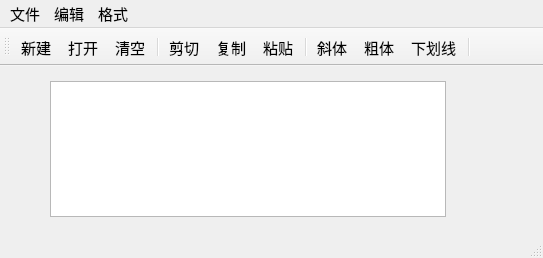
This is qwmainwind.ui in luo303/First-QT-Homework as Qt 5 draws it before an edit. The edited form follows.
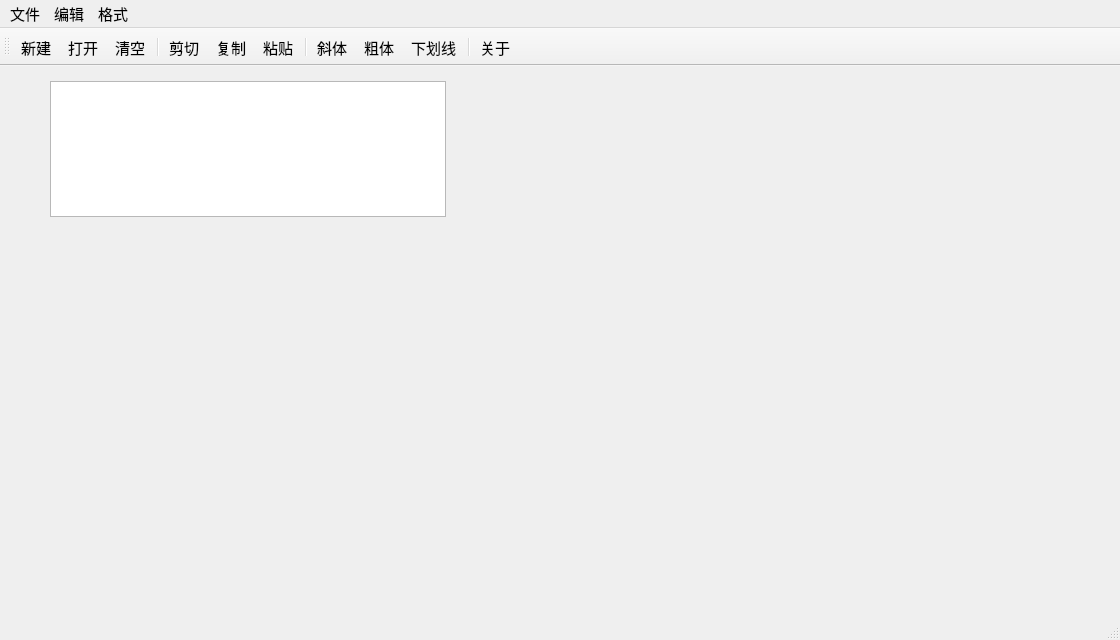
This is the edited form. Icons and pictures are not drawn.

Commit message: feat: 新增关于功能，完成作业

```diff
--- a/qwmainwind.ui
+++ b/qwmainwind.ui
@@ -6,8 +6,8 @@
    <rect>
     <x>0</x>
     <y>0</y>
-    <width>543</width>
-    <height>258</height>
+    <width>1120</width>
+    <height>640</height>
    </rect>
   </property>
   <property name="font">
@@ -40,7 +40,7 @@
     <rect>
      <x>0</x>
      <y>0</y>
-     <width>543</width>
+     <width>1120</width>
      <height>23</height>
     </rect>
    </property>
@@ -99,6 +99,7 @@
    <addaction name="actFontBold"/>
    <addaction name="actFontUnder"/>
    <addaction name="separator"/>
+   <addaction name="actAbout"/>
   </widget>
   <widget class="QStatusBar" name="statusBar"/>
   <action name="actCut">
@@ -268,6 +269,21 @@
     <enum>QAction::TextHeuristicRole</enum>
    </property>
   </action>
+  <action name="actAbout">
+   <property name="icon">
+    <iconset resource="res.qrc">
+     <normaloff>:/images/images/about.svg</normaloff>:/images/images/about.svg</iconset>
+   </property>
+   <property name="text">
+    <string>关于</string>
+   </property>
+   <property name="toolTip">
+    <string>关于（作者信息）</string>
+   </property>
+   <property name="menuRole">
+    <enum>QAction::AboutRole</enum>
+   </property>
+  </action>
  </widget>
  <layoutdefault spacing="6" margin="11"/>
  <resources>
```
The commit also changes 26 other files.
